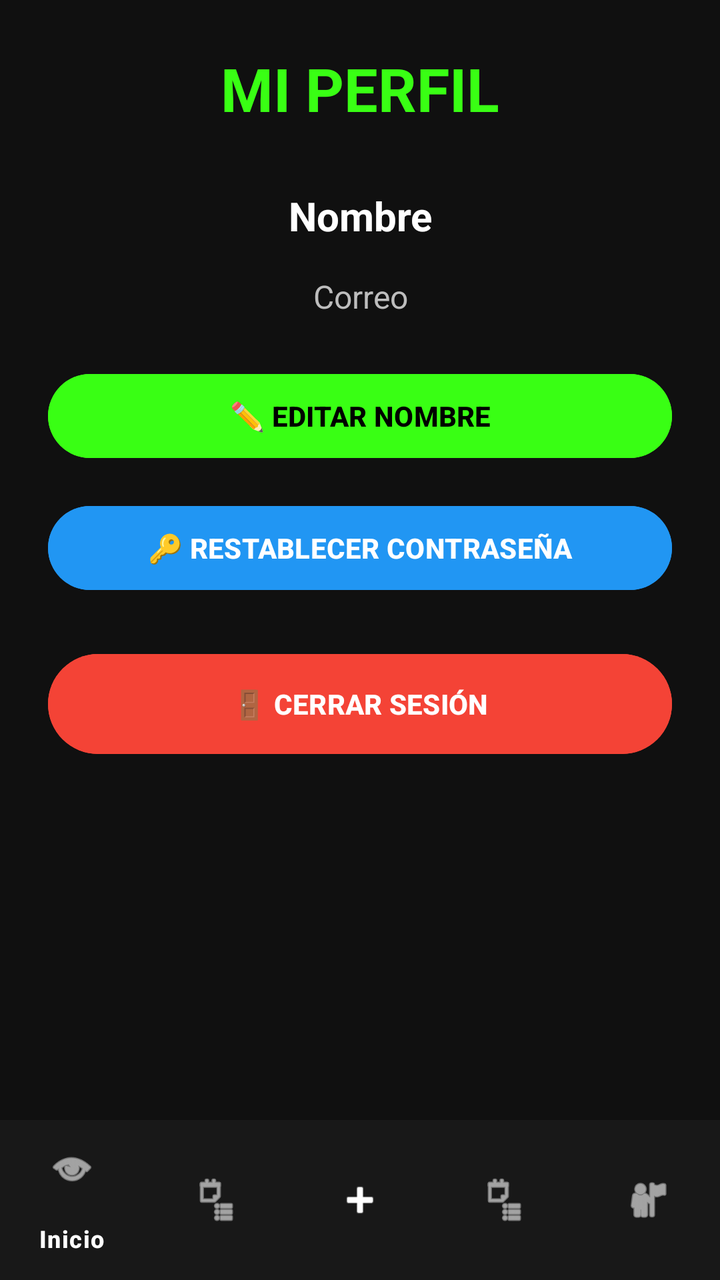
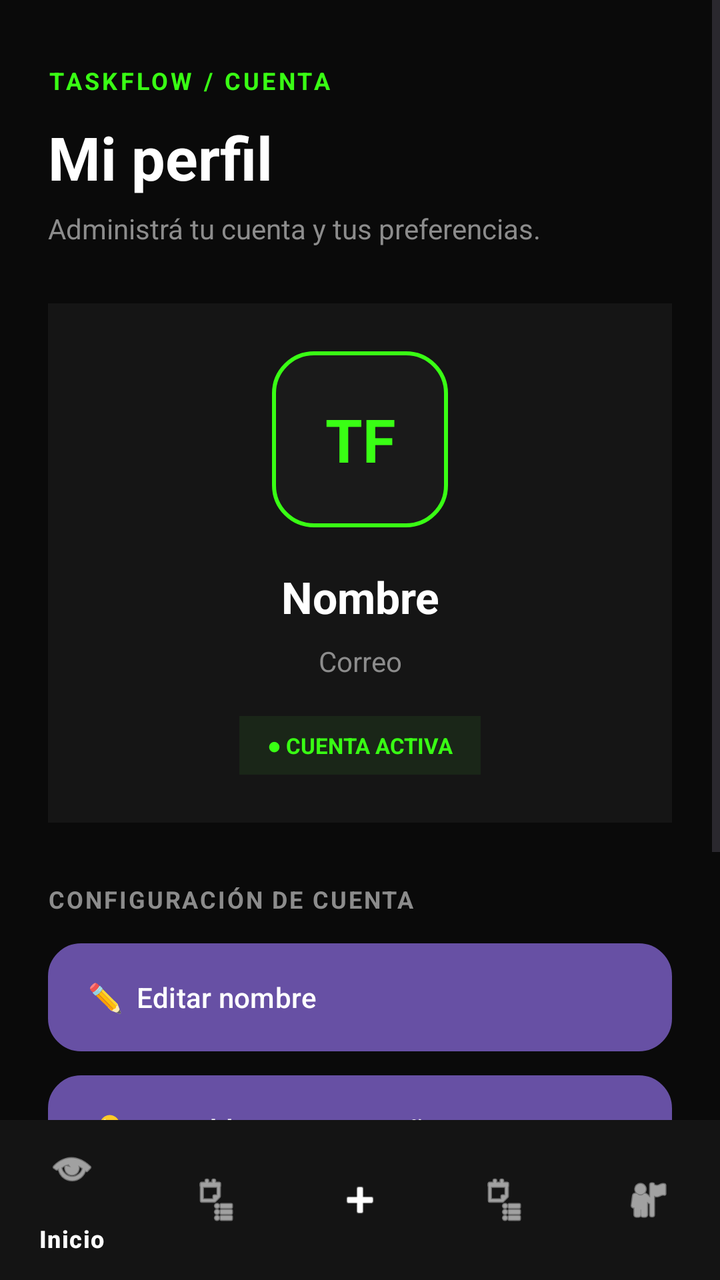

Before-and-after screenshots of an Android layout around one commit, followed by the original layout XML and the change that was made.
<!-- AndroidManifest.xml: application theme Theme.TaskFlow -->
<!-- res/layout/activity_profile.xml -->
<?xml version="1.0" encoding="utf-8"?>
<LinearLayout xmlns:android="http://schemas.android.com/apk/res/android"
    xmlns:app="http://schemas.android.com/apk/res-auto"
    android:layout_width="match_parent"
    android:layout_height="match_parent"
    android:orientation="vertical"
    android:background="#101010">

    <ScrollView
        android:layout_width="match_parent"
        android:layout_height="0dp"
        android:layout_weight="1">

    <LinearLayout
        android:layout_width="match_parent"
        android:layout_height="wrap_content"
        android:orientation="vertical"
        android:padding="24dp">

        <TextView
            android:layout_width="match_parent"
            android:layout_height="wrap_content"
            android:text="MI PERFIL"
            android:textColor="#39FF14"
            android:textSize="30sp"
            android:textStyle="bold"
            android:gravity="center" />

        <TextView
            android:id="@+id/tvProfileName"
            android:layout_width="match_parent"
            android:layout_height="wrap_content"
            android:layout_marginTop="30dp"
            android:text="Nombre"
            android:textColor="#FFFFFF"
            android:textSize="20sp"
            android:textStyle="bold"
            android:gravity="center" />

        <TextView
            android:id="@+id/tvProfileEmail"
            android:layout_width="match_parent"
            android:layout_height="wrap_content"
            android:layout_marginTop="16dp"
            android:text="Correo"
            android:textColor="#BDBDBD"
            android:textSize="16sp"
            android:gravity="center" />

        <Button
            android:id="@+id/btnEditName"
            android:layout_width="match_parent"
            android:layout_height="50dp"
            android:layout_marginTop="24dp"
            android:backgroundTint="#39FF14"
            android:text="✏️ EDITAR NOMBRE"
            android:textColor="#000000"
            android:textStyle="bold" />

        <Button
            android:id="@+id/btnResetPassword"
            android:layout_width="match_parent"
            android:layout_height="50dp"
            android:layout_marginTop="16dp"
            android:backgroundTint="#2196F3"
            android:text="🔑 RESTABLECER CONTRASEÑA"
            android:textColor="#FFFFFF"
            android:textStyle="bold" />

        <Button
            android:id="@+id/btnLogout"
            android:layout_width="match_parent"
            android:layout_height="58dp"
            android:layout_marginTop="24dp"
            android:backgroundTint="#F44336"
            android:text="🚪 CERRAR SESIÓN"
            android:textColor="#FFFFFF"
            android:textStyle="bold" />

    </LinearLayout>

    </ScrollView>

    <com.google.android.material.bottomnavigation.BottomNavigationView
        android:id="@+id/bottomNavigation"
        android:layout_width="match_parent"
        android:layout_height="wrap_content"
        android:background="#181818"
        app:itemIconTint="@color/white"
        app:itemTextColor="@color/white"
        app:menu="@menu/bottom_nav_menu" />

</LinearLayout>
<!-- resources referenced by this layout -->
<resources>
  <color name="white">#FFFFFFFF</color>
  <style name="Theme.TaskFlow" parent="Base.Theme.TaskFlow" />
  <style name="Base.Theme.TaskFlow" parent="Theme.Material3.DayNight.NoActionBar">
          
          
      </style>
</resources>

<!-- the commit's change to res/layout/activity_profile.xml (unified diff, before → after) -->
@@ -4,88 +4,174 @@
     android:layout_width="match_parent"
     android:layout_height="match_parent"
     android:orientation="vertical"
-    android:background="#101010">
+    android:background="#0A0A0A">
 
     <ScrollView
         android:layout_width="match_parent"
         android:layout_height="0dp"
-        android:layout_weight="1">
+        android:layout_weight="1"
+        android:fillViewport="true"
+        android:clipToPadding="false">
 
-    <LinearLayout
-        android:layout_width="match_parent"
-        android:layout_height="wrap_content"
-        android:orientation="vertical"
-        android:padding="24dp">
-
-        <TextView
+        <LinearLayout
             android:layout_width="match_parent"
             android:layout_height="wrap_content"
-            android:text="MI PERFIL"
-            android:textColor="#39FF14"
-            android:textSize="30sp"
-            android:textStyle="bold"
-            android:gravity="center" />
+            android:orientation="vertical"
+            android:paddingStart="24dp"
+            android:paddingEnd="24dp"
+            android:paddingTop="32dp"
+            android:paddingBottom="28dp">
 
-        <TextView
-            android:id="@+id/tvProfileName"
-            android:layout_width="match_parent"
-            android:layout_height="wrap_content"
-            android:layout_marginTop="30dp"
-            android:text="Nombre"
-            android:textColor="#FFFFFF"
-            android:textSize="20sp"
-            android:textStyle="bold"
-            android:gravity="center" />
+            <TextView
+                android:layout_width="wrap_content"
+                android:layout_height="wrap_content"
+                android:text="TASKFLOW / CUENTA"
+                android:textColor="#39FF14"
+                android:textSize="12sp"
+                android:textStyle="bold"
+                android:letterSpacing="0.12" />
 
-        <TextView
-            android:id="@+id/tvProfileEmail"
-            android:layout_width="match_parent"
-            android:layout_height="wrap_content"
-            android:layout_marginTop="16dp"
-            android:text="Correo"
-            android:textColor="#BDBDBD"
-            android:textSize="16sp"
-            android:gravity="center" />
+            <TextView
+                android:layout_width="match_parent"
+                android:layout_height="wrap_content"
+                android:layout_marginTop="10dp"
+                android:text="Mi perfil"
+                android:textColor="#FFFFFF"
+                android:textSize="30sp"
+                android:textStyle="bold" />
 
-        <Button
-            android:id="@+id/btnEditName"
-            android:layout_width="match_parent"
-            android:layout_height="50dp"
-            android:layout_marginTop="24dp"
-            android:backgroundTint="#39FF14"
-            android:text="✏️ EDITAR NOMBRE"
-            android:textColor="#000000"
-            android:textStyle="bold" />
+            <TextView
+                android:layout_width="match_parent"
+                android:layout_height="wrap_content"
+                android:layout_marginTop="6dp"
+                android:text="Administrá tu cuenta y tus preferencias."
+                android:textColor="#8C8C8C"
+                android:textSize="14sp" />
 
-        <Button
-            android:id="@+id/btnResetPassword"
-            android:layout_width="match_parent"
-            android:layout_height="50dp"
-            android:layout_marginTop="16dp"
-            android:backgroundTint="#2196F3"
-            android:text="🔑 RESTABLECER CONTRASEÑA"
-            android:textColor="#FFFFFF"
-            android:textStyle="bold" />
+            <LinearLayout
+                android:layout_width="match_parent"
+                android:layout_height="wrap_content"
+                android:layout_marginTop="28dp"
+                android:orientation="vertical"
+                android:gravity="center_horizontal"
+                android:padding="24dp"
+                android:background="#151515">
 
-        <Button
-            android:id="@+id/btnLogout"
-            android:layout_width="match_parent"
-            android:layout_height="58dp"
-            android:layout_marginTop="24dp"
-            android:backgroundTint="#F44336"
-            android:text="🚪 CERRAR SESIÓN"
-            android:textColor="#FFFFFF"
-            android:textStyle="bold" />
+                <TextView
+                    android:layout_width="88dp"
+                    android:layout_height="88dp"
+                    android:gravity="center"
+                    android:text="TF"
+                    android:textColor="#39FF14"
+                    android:textSize="30sp"
+                    android:textStyle="bold"
+                    android:background="@drawable/login_logo_background" />
 
-    </LinearLayout>
+                <TextView
+                    android:id="@+id/tvProfileName"
+                    android:layout_width="match_parent"
+                    android:layout_height="wrap_content"
+                    android:layout_marginTop="20dp"
+                    android:text="Nombre"
+                    android:textColor="#FFFFFF"
+                    android:textSize="22sp"
+                    android:textStyle="bold"
+                    android:gravity="center" />
 
+                <TextView
+                    android:id="@+id/tvProfileEmail"
+                    android:layout_width="match_parent"
+                    android:layout_height="wrap_content"
+                    android:layout_marginTop="8dp"
+                    android:text="Correo"
+                    android:textColor="#8C8C8C"
+                    android:textSize="14sp"
+                    android:gravity="center" />
+
+                <TextView
+                    android:layout_width="wrap_content"
+                    android:layout_height="wrap_content"
+                    android:layout_marginTop="18dp"
+                    android:paddingStart="14dp"
+                    android:paddingEnd="14dp"
+                    android:paddingTop="7dp"
+                    android:paddingBottom="7dp"
+                    android:text="● CUENTA ACTIVA"
+                    android:textColor="#39FF14"
+                    android:textSize="11sp"
+                    android:textStyle="bold"
+                    android:background="#1A2618" />
+
+            </LinearLayout>
+
+            <TextView
+                android:layout_width="match_parent"
+                android:layout_height="wrap_content"
+                android:layout_marginTop="30dp"
+                android:text="CONFIGURACIÓN DE CUENTA"
+                android:textColor="#8C8C8C"
+                android:textSize="12sp"
+                android:textStyle="bold"
+                android:letterSpacing="0.08" />
+
+            <Button
+                android:id="@+id/btnEditName"
+                android:layout_width="match_parent"
+                android:layout_height="54dp"
+                android:layout_marginTop="14dp"
+                android:background="@drawable/login_secondary_button"
+                android:text="✏️  Editar nombre"
+                android:textColor="#FFFFFF"
+                android:textSize="14sp"
+                android:textAllCaps="false"
+                android:gravity="center_vertical"
+                android:paddingStart="20dp"
+                android:paddingEnd="20dp" />
+
+            <Button
+                android:id="@+id/btnResetPassword"
+                android:layout_width="match_parent"
+                android:layout_height="54dp"
+                android:layout_marginTop="12dp"
+                android:background="@drawable/login_secondary_button"
+                android:text="🔑  Restablecer contraseña"
+                android:textColor="#FFFFFF"
+                android:textSize="14sp"
+                android:textAllCaps="false"
+                android:gravity="center_vertical"
+                android:paddingStart="20dp"
+                android:paddingEnd="20dp" />
+
+            <Button
+                android:id="@+id/btnLogout"
+                android:layout_width="match_parent"
+                android:layout_height="54dp"
+                android:layout_marginTop="28dp"
+                android:background="@drawable/login_button_background"
+                android:text="Cerrar sesión  →"
+                android:textColor="#000000"
+                android:textSize="14sp"
+                android:textStyle="bold"
+                android:textAllCaps="false" />
+
+            <TextView
+                android:layout_width="match_parent"
+                android:layout_height="wrap_content"
+                android:layout_marginTop="20dp"
+                android:gravity="center"
+                android:text="TASKFLOW • ORGANIZÁ TU DÍA"
+                android:textColor="#555555"
+                android:textSize="11sp"
+                android:letterSpacing="0.06" />
+
+        </LinearLayout>
     </ScrollView>
 
     <com.google.android.material.bottomnavigation.BottomNavigationView
         android:id="@+id/bottomNavigation"
         android:layout_width="match_parent"
         android:layout_height="wrap_content"
-        android:background="#181818"
+        android:background="#141414"
         app:itemIconTint="@color/white"
         app:itemTextColor="@color/white"
         app:menu="@menu/bottom_nav_menu" />
<!-- resource entries referenced after the edit -->
@@ -1,6 +1,64 @@
 <!-- resources referenced by this layout -->
 <resources>
   <color name="white">#FFFFFFFF</color>
+  <!-- drawable login_button_background (drawable) -->
+  <?xml version="1.0" encoding="utf-8"?>
+  <selector xmlns:android="http://schemas.android.com/apk/res/android">
+  
+      <item android:state_pressed="true">
+          <shape android:shape="rectangle">
+              <solid android:color="#2EDB10" />
+              <corners android:radius="16dp" />
+          </shape>
+      </item>
+  
+      <item>
+          <shape android:shape="rectangle">
+              <solid android:color="#39FF14" />
+              <corners android:radius="16dp" />
+          </shape>
+      </item>
+  
+  </selector>
+  <!-- drawable login_logo_background (drawable) -->
+  <?xml version="1.0" encoding="utf-8"?>
+  <shape xmlns:android="http://schemas.android.com/apk/res/android"
+      android:shape="rectangle">
+  
+      <solid android:color="#1A1A1A" />
+  
+      <corners android:radius="20dp" />
+  
+      <stroke
+          android:width="2dp"
+          android:color="#39FF14" />
+  
+  </shape>
+  <!-- drawable login_secondary_button (drawable) -->
+  <?xml version="1.0" encoding="utf-8"?>
+  <selector xmlns:android="http://schemas.android.com/apk/res/android">
+  
+      <item android:state_pressed="true">
+          <shape android:shape="rectangle">
+              <solid android:color="#202020" />
+              <corners android:radius="16dp" />
+              <stroke
+                  android:width="1dp"
+                  android:color="#39FF14" />
+          </shape>
+      </item>
+  
+      <item>
+          <shape android:shape="rectangle">
+              <solid android:color="#1A1A1A" />
+              <corners android:radius="16dp" />
+              <stroke
+                  android:width="1dp"
+                  android:color="#2A2A2A" />
+          </shape>
+      </item>
+  
+  </selector>
   <style name="Theme.TaskFlow" parent="Base.Theme.TaskFlow" />
   <style name="Base.Theme.TaskFlow" parent="Theme.Material3.DayNight.NoActionBar">
           
